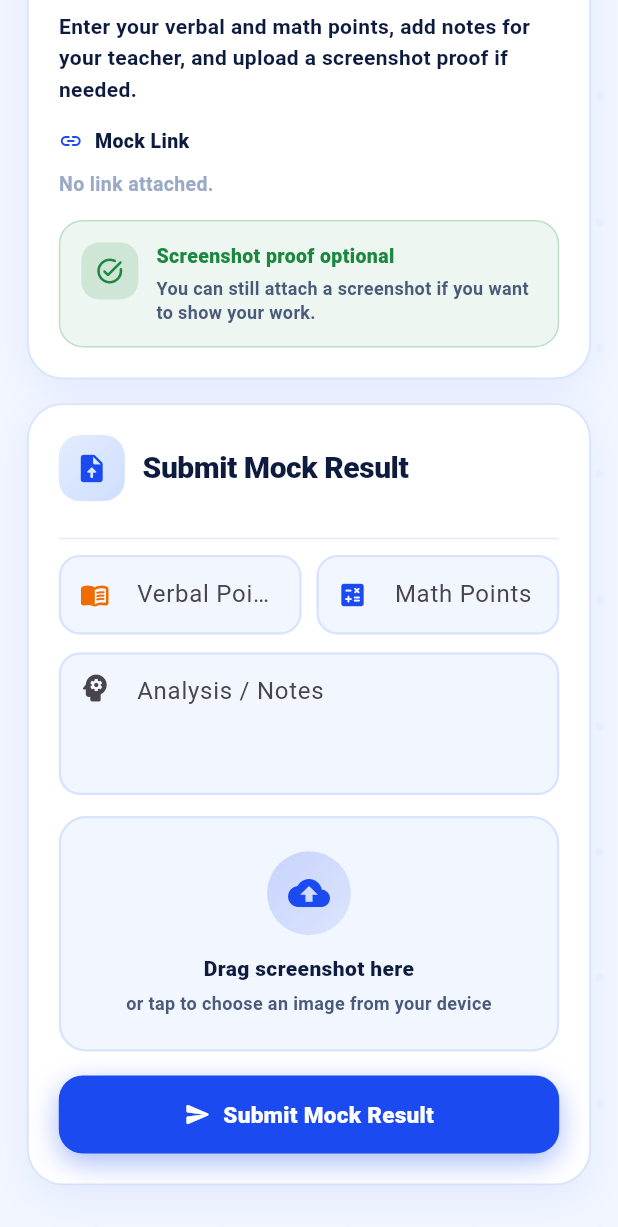
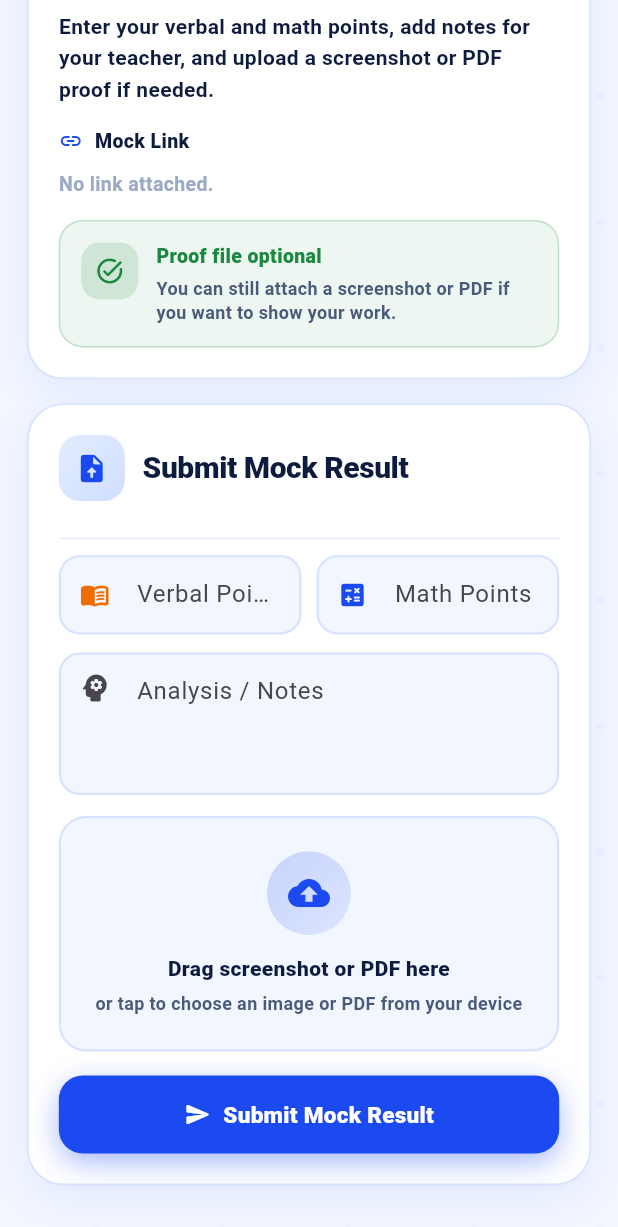
Before and after one commit to NomadProd/NomadSAT_frontend, a Flutter app: the MockResultDetailPage screen opened directly with empty values, scrolled down 275 dp, on a phone screen of 412 x 824 dp. Shown: the top 1227 px of the screen. Run offline on Flutter 3.47's test engine with Material 3 defaults, Android fonts, the phone set to English and light mode, and no system bars; missing offline and left inert: dart:html; accounts and stored records are empty.

Commit message:
fix: pdf mock submission

```diff
--- a/lib/Pages/mock_result_detail_page.dart
+++ b/lib/Pages/mock_result_detail_page.dart
@@ -131,7 +131,7 @@ class _MockResultDetailPageState extends State<MockResultDetailPage>
 
   Future<void> _pickScreenshot() async {
     final input = html.FileUploadInputElement()
-      ..accept = 'image/*'
+      ..accept = 'image/*,application/pdf,.pdf'
       ..multiple = false;
     input.click();
     await input.onChange.first;
@@ -153,7 +153,9 @@ class _MockResultDetailPageState extends State<MockResultDetailPage>
     final hasPhoto =
         _selectedPhotoFile != null || (_photoLink ?? '').isNotEmpty;
     if (widget.assignment.photoRequired && !hasPhoto) {
-      setState(() => _error = 'Please add a screenshot before submitting.');
+      setState(
+        () => _error = 'Please attach a screenshot or PDF before submitting.',
+      );
       return;
     }
 
@@ -421,7 +423,7 @@ class _DetailsCard extends StatelessWidget {
             label: 'Submission',
             icon: Icons.quiz_rounded,
             child: const Text(
-              'Enter your verbal and math points, add notes for your teacher, and upload a screenshot proof if needed.',
+              'Enter your verbal and math points, add notes for your teacher, and upload a screenshot or PDF proof if needed.',
               style: TextStyle(
                 color: _kTextDark,
                 fontSize: 14,
@@ -853,10 +855,10 @@ class _ScreenshotDropZone extends StatelessWidget {
                 const SizedBox(height: 12),
                 Text(
                   hasPhoto
-                      ? selectedFileName ?? 'Screenshot attached'
+                      ? selectedFileName ?? 'File attached'
                       : active
                       ? 'Release to attach'
-                      : 'Drag screenshot here',
+                      : 'Drag screenshot or PDF here',
                   textAlign: TextAlign.center,
                   style: TextStyle(
                     color: hasPhoto ? _kSuccess : _kTextDark,
@@ -868,7 +870,7 @@ class _ScreenshotDropZone extends StatelessWidget {
                 Text(
                   hasPhoto
                       ? 'Temporary URL generated - tap to replace'
-                      : 'or tap to choose an image from your device',
+                      : 'or tap to choose an image or PDF from your device',
                   textAlign: TextAlign.center,
                   style: const TextStyle(
                     color: _kTextMid,
@@ -882,7 +884,7 @@ class _ScreenshotDropZone extends StatelessWidget {
                     onPressed: hasUploadedPhoto ? onOpenPhoto : null,
                     icon: const Icon(Icons.open_in_new_rounded, size: 15),
                     label: Text(
-                      hasUploadedPhoto ? 'Open screenshot' : 'Upload pending',
+                      hasUploadedPhoto ? 'Open file' : 'Upload pending',
                     ),
                     style: OutlinedButton.styleFrom(
                       foregroundColor: _kPrimary,
@@ -1023,12 +1025,10 @@ class _RequirementBanner extends StatelessWidget {
     final icon = photoRequired
         ? Icons.photo_camera_back_rounded
         : Icons.task_alt_rounded;
-    final title = photoRequired
-        ? 'Screenshot proof required'
-        : 'Screenshot proof optional';
+    final title = photoRequired ? 'Proof file required' : 'Proof file optional';
     final message = photoRequired
-        ? 'Attach a mock result screenshot before submitting.'
-        : 'You can still attach a screenshot if you want to show your work.';
+        ? 'Attach a mock result screenshot or PDF before submitting.'
+        : 'You can still attach a screenshot or PDF if you want to show your work.';
 
     return Container(
       width: double.infinity,
```
Also changed, not shown: lib/Pages/home_page.dart (+16 -12 lines), lib/Services/class_service.dart (+15 -0 lines).
